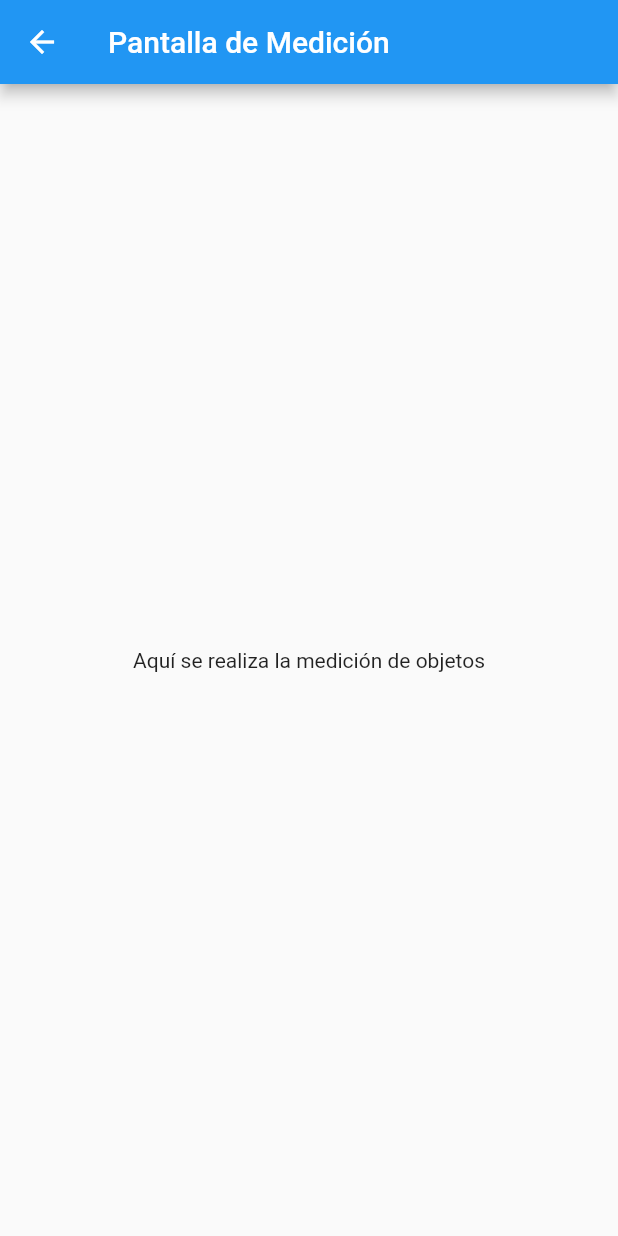
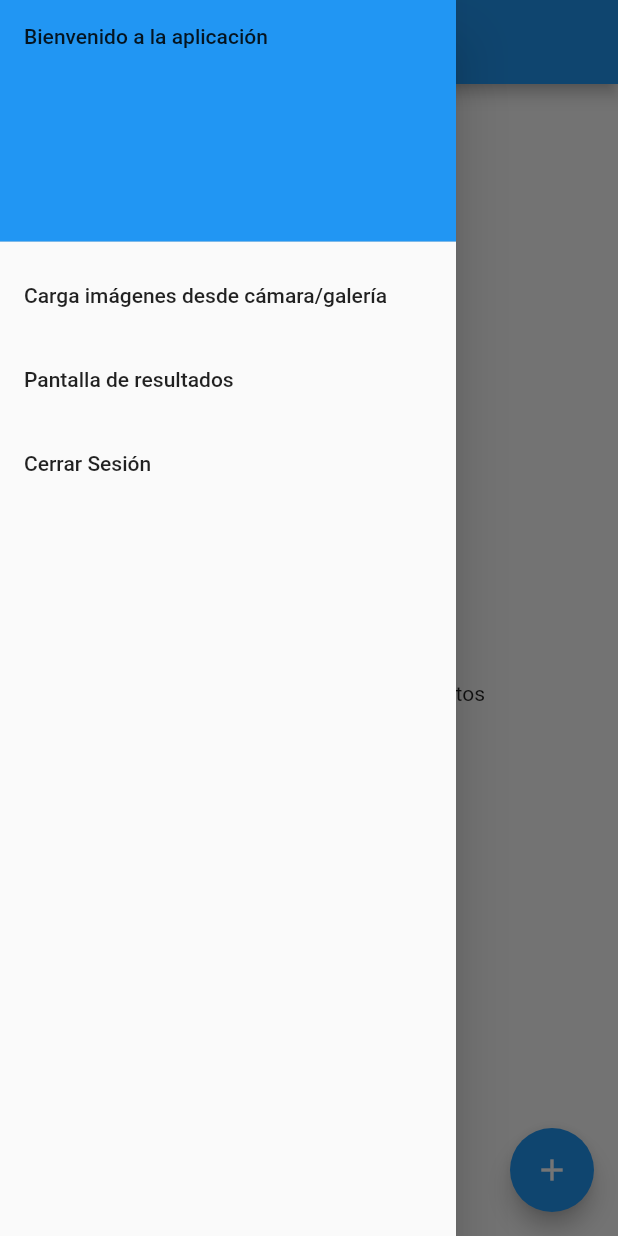
Before and after one commit to miltonAlan/rosas-CNN-UCE, a Flutter app: the MeasurementScreen screen opened directly, with the side drawer open (before the commit the screen has no drawer), on a phone screen of 412 x 824 dp. Run offline on Flutter 3.47's test engine with Material 2 defaults, Android fonts, the phone set to English and light mode, and no system bars; our stand-ins replace image_picker.

Commit message:
mpaucar: se agrega banner funcional para pantallas de carga de imagenes y presentacion de resultados

```diff
--- a/lib/screens/measurement_screen.dart
+++ b/lib/screens/measurement_screen.dart
@@ -1,15 +1,94 @@
+import 'package:ejemplo/screens/auth_screen.dart';
+import 'package:ejemplo/screens/capture_image_screen.dart';
 import 'package:flutter/material.dart';
 
-class MeasurementScreen extends StatelessWidget {
+class MeasurementScreen extends StatefulWidget {
+  @override
+  _MeasurementScreenState createState() => _MeasurementScreenState();
+}
+
+class _MeasurementScreenState extends State<MeasurementScreen> {
+  int _counter = 0; // Contador inicializado en 0
+  String _currentPage = '/measurement'; // Página actual
+
+  void _incrementCounter() {
+    setState(() {
+      _counter++;
+    });
+  }
+
   @override
   Widget build(BuildContext context) {
     return Scaffold(
       appBar: AppBar(
         title: Text('Pantalla de Medición'),
       ),
+      drawer: Drawer(
+        child: ListView(
+          children: [
+            DrawerHeader(
+              child: Text('Bienvenido a la aplicación'),
+              decoration: BoxDecoration(
+                color: Theme.of(context).primaryColor,
+              ),
+            ),
+            ListTile(
+              title: Text('Carga imágenes desde cámara/galería'),
+              onTap: () {
+                _onOptionSelected(context, '/capture', CaptureImageScreen());
+              },
+            ),
+            ListTile(
+              title: Text('Pantalla de resultados'),
+              onTap: () {
+                _onOptionSelected(context, '/measurement', MeasurementScreen());
+              },
+            ),
+            ListTile(
+              title: Text('Cerrar Sesión'),
+              onTap: () {
+                Navigator.push(
+                  context,
+                  MaterialPageRoute(builder: (context) => AuthScreen()),
+                );
+              },
+            ),
+          ],
+        ),
+      ),
       body: Center(
-        child: Text('Aquí se realiza la medición de objetos'),
+        child: Column(
+          mainAxisAlignment: MainAxisAlignment.center,
+          children: [
+            Text(
+              'Contador: $_counter',
+              style: TextStyle(fontSize: 24),
+            ),
+            SizedBox(height: 16),
+            Text('Aquí se realiza la medición de objetos'),
+          ],
+        ),
+      ),
+      // Botón para incrementar el contador en medio de la pantalla
+      floatingActionButton: FloatingActionButton(
+        onPressed: _incrementCounter,
+        tooltip: 'Incrementar',
+        child: Icon(Icons.add),
       ),
     );
   }
+
+  void _onOptionSelected(BuildContext context, String route, Widget screen) {
+    if (_currentPage != route) {
+      setState(() {
+        _currentPage = route;
+      });
+      Navigator.pushReplacement(
+        context,
+        MaterialPageRoute(builder: (context) => screen),
+      );
+    } else {
+      Navigator.pop(context); // Cerrar el Drawer si la pantalla es la actual
+    }
+  }
 }
```
Also changed, not shown: lib/screens/capture_image_screen.dart (+25 -37 lines).
